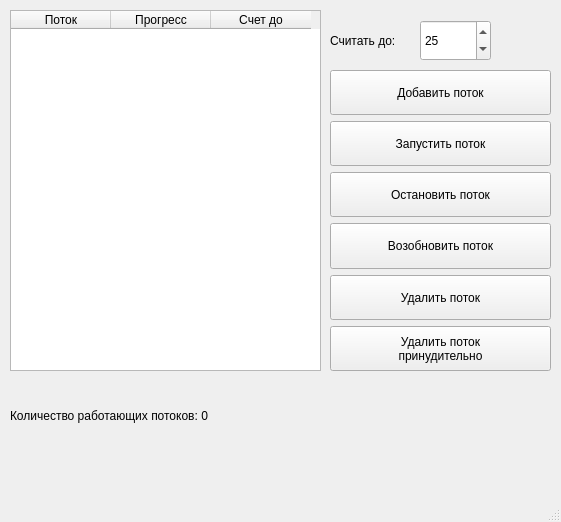
The window that src/mainwindow.ui (KISEL76/Threads_cpp_app) describes before a commit, drawn with Qt 5.
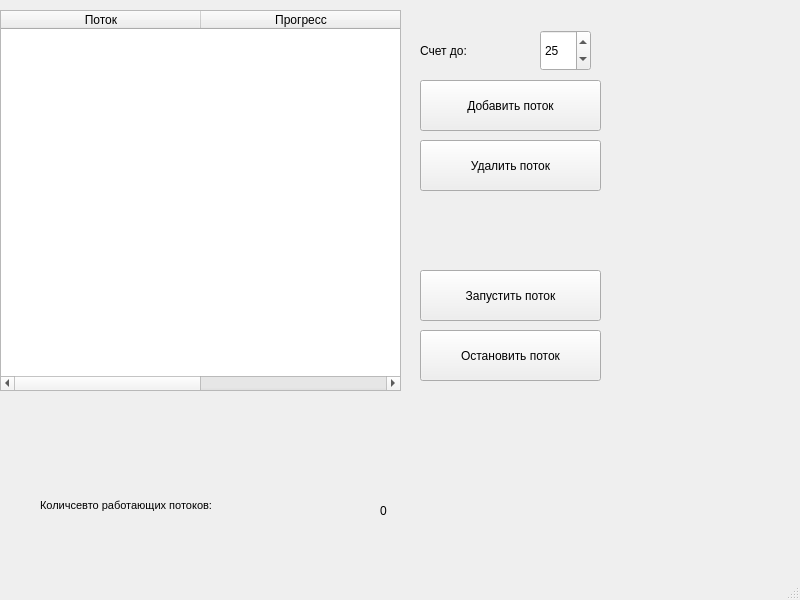
The same window after the commit.

```diff
--- a/src/mainwindow.ui
+++ b/src/mainwindow.ui
@@ -6,8 +6,8 @@
    <rect>
     <x>0</x>
     <y>0</y>
-    <width>561</width>
-    <height>522</height>
+    <width>800</width>
+    <height>600</height>
    </rect>
   </property>
   <property name="windowTitle">
@@ -15,23 +15,20 @@
   </property>
   <widget class="QWidget" name="centralwidget">
    <widget class="QTableWidget" name="tableWidget">
-    <property name="enabled">
-     <bool>true</bool>
-    </property>
     <property name="geometry">
      <rect>
-      <x>10</x>
+      <x>0</x>
       <y>10</y>
-      <width>311</width>
-      <height>361</height>
+      <width>401</width>
+      <height>381</height>
      </rect>
     </property>
-    <property name="editTriggers">
-     <set>QAbstractItemView::NoEditTriggers</set>
-    </property>
-    <property name="dragEnabled">
+    <attribute name="horizontalHeaderCascadingSectionResizes">
      <bool>false</bool>
-    </property>
+    </attribute>
+    <attribute name="horizontalHeaderDefaultSectionSize">
+     <number>200</number>
+    </attribute>
     <column>
      <property name="text">
       <string>Поток</string>
@@ -42,18 +39,65 @@
       <string>Прогресс</string>
      </property>
     </column>
-    <column>
-     <property name="text">
-      <string>Счет до</string>
-     </property>
-    </column>
+   </widget>
+   <widget class="QPushButton" name="add_threadButton">
+    <property name="geometry">
+     <rect>
+      <x>420</x>
+      <y>80</y>
+      <width>181</width>
+      <height>51</height>
+     </rect>
+    </property>
+    <property name="text">
+     <string>Добавить поток</string>
+    </property>
+   </widget>
+   <widget class="QPushButton" name="delete_threadButton">
+    <property name="geometry">
+     <rect>
+      <x>420</x>
+      <y>140</y>
+      <width>181</width>
+      <height>51</height>
+     </rect>
+    </property>
+    <property name="text">
+     <string>Удалить поток</string>
+    </property>
+   </widget>
+   <widget class="QPushButton" name="start_threadpushButton">
+    <property name="geometry">
+     <rect>
+      <x>420</x>
+      <y>270</y>
+      <width>181</width>
+      <height>51</height>
+     </rect>
+    </property>
+    <property name="text">
+     <string>Запустить поток</string>
+    </property>
+   </widget>
+   <widget class="QPushButton" name="stop_threadpushButton">
+    <property name="geometry">
+     <rect>
+      <x>420</x>
+      <y>330</y>
+      <width>181</width>
+      <height>51</height>
+     </rect>
+    </property>
+    <property name="text">
+     <string>Остановить поток</string>
+    </property>
    </widget>
    <widget class="QSpinBox" name="spinBox">
     <property name="geometry">
      <rect>
-      <x>420</x>
-      <y>20</y>
-      <width>71</width>
+      <x>540</x>
+      <y>30</y>
+      <width>51</width>
       <height>41</height>
      </rect>
     </property>
@@ -70,118 +114,45 @@
    <widget class="QLabel" name="label">
     <property name="geometry">
      <rect>
-      <x>330</x>
-      <y>20</y>
-      <width>81</width>
+      <x>420</x>
+      <y>30</y>
+      <width>111</width>
       <height>41</height>
      </rect>
     </property>
     <property name="text">
-     <string>Считать до:</string>
+     <string>Счет до:</string>
     </property>
    </widget>
-   <widget class="QWidget" name="verticalLayoutWidget">
+   <widget class="QLabel" name="label_2">
     <property name="geometry">
      <rect>
-      <x>330</x>
-      <y>70</y>
-      <width>221</width>
-      <height>301</height>
+      <x>40</x>
+      <y>460</y>
+      <width>371</width>
+      <height>91</height>
      </rect>
     </property>
-    <layout class="QVBoxLayout" name="verticalLayout">
-     <item>
-      <widget class="QPushButton" name="add_threadButton">
-       <property name="sizePolicy">
-        <sizepolicy hsizetype="Minimum" vsizetype="Minimum">
-         <horstretch>0</horstretch>
-         <verstretch>0</verstretch>
-        </sizepolicy>
-       </property>
-       <property name="text">
-        <string>Добавить поток</string>
-       </property>
-      </widget>
-     </item>
-     <item>
-      <widget class="QPushButton" name="pushButton_launch">
-       <property name="sizePolicy">
-        <sizepolicy hsizetype="Minimum" vsizetype="Minimum">
-         <horstretch>0</horstretch>
-         <verstretch>0</verstretch>
-        </sizepolicy>
-       </property>
-       <property name="text">
-        <string>Запустить поток</string>
-       </property>
-      </widget>
-     </item>
-     <item>
-      <widget class="QPushButton" name="pushButton_stopThread">
-       <property name="sizePolicy">
-        <sizepolicy hsizetype="Minimum" vsizetype="Minimum">
-         <horstretch>0</horstretch>
-         <verstretch>0</verstretch>
-        </sizepolicy>
-       </property>
-       <property name="text">
-        <string>Остановить поток</string>
-       </property>
-      </widget>
-     </item>
-     <item>
-      <widget class="QPushButton" name="pushButton_resume">
-       <property name="sizePolicy">
-        <sizepolicy hsizetype="Minimum" vsizetype="Minimum">
-         <horstretch>0</horstretch>
-         <verstretch>0</verstretch>
-        </sizepolicy>
-       </property>
-       <property name="text">
-        <string>Возобновить поток</string>
-       </property>
-      </widget>
-     </item>
-     <item>
-      <widget class="QPushButton" name="pushButton_remove">
-       <property name="sizePolicy">
-        <sizepolicy hsizetype="Minimum" vsizetype="Minimum">
-         <horstretch>0</horstretch>
-         <verstretch>0</verstretch>
-        </sizepolicy>
-       </property>
-       <property name="text">
-        <string>Удалить поток</string>
-       </property>
-      </widget>
-     </item>
-     <item>
-      <widget class="QPushButton" name="pushButton_forcedRemove">
-       <property name="sizePolicy">
-        <sizepolicy hsizetype="Minimum" vsizetype="Minimum">
-         <horstretch>0</horstretch>
-         <verstretch>0</verstretch>
-        </sizepolicy>
-       </property>
-       <property name="text">
-        <string>Удалить поток 
-принудительно</string>
-       </property>
-      </widget>
-     </item>
-    </layout>
+    <property name="font">
+     <font>
+      <pointsize>8</pointsize>
+     </font>
+    </property>
+    <property name="text">
+     <string>Количсевто работающих потоков: </string>
+    </property>
    </widget>
-   <widget class="QLabel" name="label_num">
+   <widget class="QLabel" name="pot">
     <property name="geometry">
      <rect>
-      <x>10</x>
-      <y>400</y>
-      <width>251</width>
-      <height>31</height>
+      <x>380</x>
+      <y>500</y>
+      <width>61</width>
+      <height>21</height>
      </rect>
     </property>
     <property name="text">
-     <string>Количество работающих потоков: 0</string>
+     <string>0</string>
     </property>
    </widget>
   </widget>
@@ -190,8 +161,8 @@
     <rect>
      <x>0</x>
      <y>0</y>
-     <width>561</width>
-     <height>22</height>
+     <width>800</width>
+     <height>21</height>
     </rect>
    </property>
   </widget>
```
